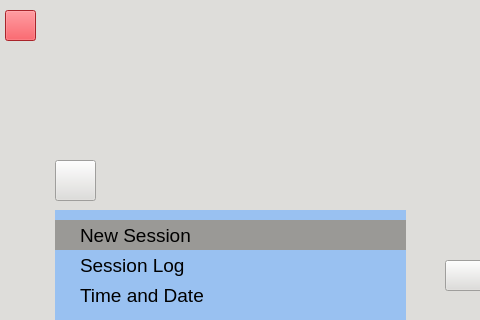
Old version of the form mainwindow.ui in the repository sahilgagvani/Neuro-Nirvana; both pictures show x 105 to 585 and y 0 to 320 of the 666 by 600 pixel window.
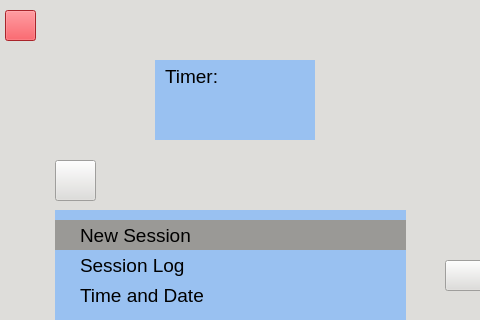
New version of the form. Icons and pictures are not drawn.

Commit message: Changed appearance of timer widget

Diff of the .ui file:
```diff
--- a/mainwindow.ui
+++ b/mainwindow.ui
@@ -391,19 +391,32 @@
    <widget class="QWidget" name="verticalLayoutWidget">
     <property name="geometry">
      <rect>
-      <x>210</x>
-      <y>30</y>
-      <width>271</width>
-      <height>121</height>
+      <x>260</x>
+      <y>60</y>
+      <width>160</width>
+      <height>80</height>
      </rect>
     </property>
-    <layout class="QVBoxLayout" name="verticalLayout">
-     <property name="spacing">
-      <number>-1</number>
-     </property>
-     <property name="sizeConstraint">
-      <enum>QLayout::SetDefaultConstraint</enum>
-     </property>
+    <layout class="QHBoxLayout" name="horizontalLayout">
+     <item>
+      <widget class="QLabel" name="timerLabel">
+       <property name="font">
+        <font>
+         <pointsize>14</pointsize>
+        </font>
+       </property>
+       <property name="styleSheet">
+        <string notr="true">background-color: rgb(153, 193, 241);
+padding: 0px 5px 5px 5px;</string>
+       </property>
+       <property name="text">
+        <string>Timer:</string>
+       </property>
+       <property name="alignment">
+        <set>Qt::AlignLeading|Qt::AlignLeft|Qt::AlignTop</set>
+       </property>
+      </widget>
+     </item>
     </layout>
    </widget>
   </widget>
```
Left out of the diff: 2 changed lines with no effect on the pictures. The commit also changes 1 other file.
